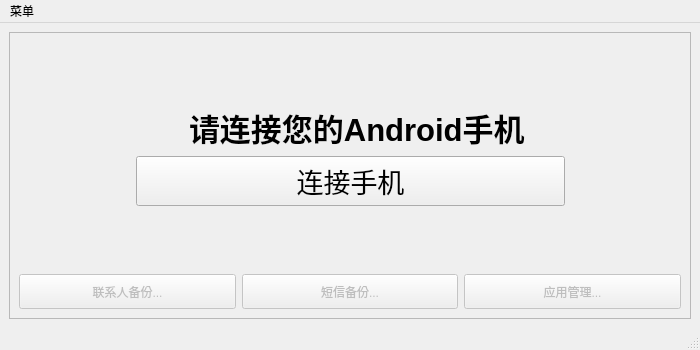
Above: src/PC-Client/GUI/MainWindow.ui from shengyun-zhou/AndroidPhone-Assistant-Linux before the change. Below: the same form after it.
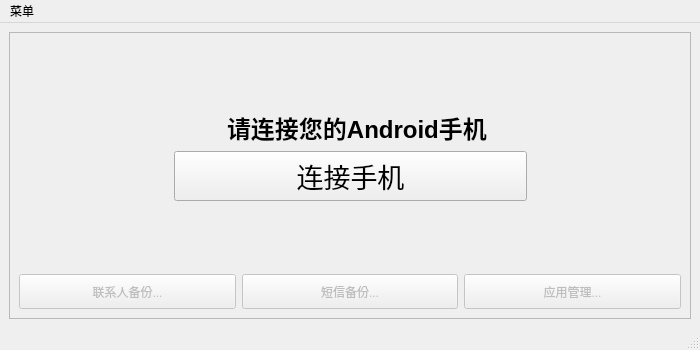
That is the form after the change. Icons and pictures are not drawn.

```diff
--- a/src/PC-Client/GUI/MainWindow.ui
+++ b/src/PC-Client/GUI/MainWindow.ui
@@ -81,16 +81,8 @@
              </item>
              <item>
               <widget class="QLabel" name="label_phone_info">
-               <property name="font">
-                <font>
-                 <pointsize>23</pointsize>
-                 <weight>75</weight>
-                 <bold>true</bold>
-                 <underline>false</underline>
-                </font>
-               </property>
                <property name="text">
-                <string>请连接您的Android手机</string>
+                <string>&lt;h1&gt;请连接您的Android手机&lt;/h1&gt;</string>
                </property>
               </widget>
              </item>
```
